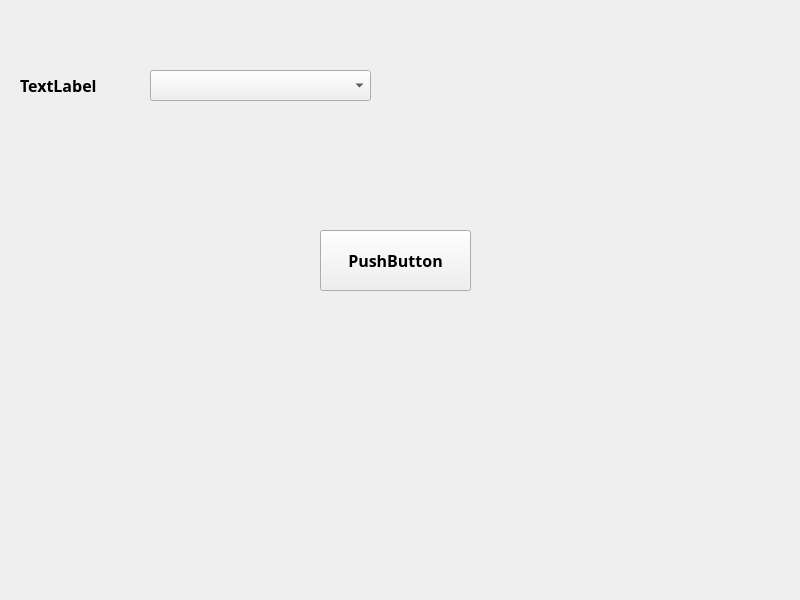
This is src/GUI/ventana.ui in Daniel-Tomas/A-Star-algorithm-and-GUI-in-Python as Qt 5 draws it before an edit. The edited form follows.
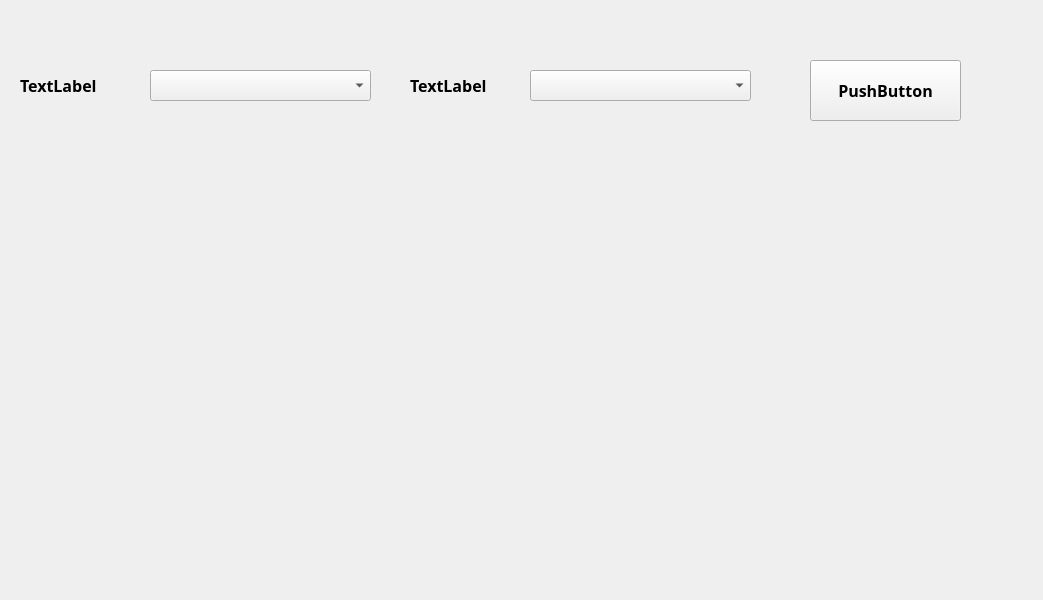
This is the edited form.

Commit message: puesto icono y algun detalle mas

What changed in the file:
```diff
--- a/src/GUI/ventana.ui
+++ b/src/GUI/ventana.ui
@@ -6,7 +6,7 @@
    <rect>
     <x>0</x>
     <y>0</y>
-    <width>800</width>
+    <width>1043</width>
     <height>600</height>
    </rect>
   </property>
@@ -17,8 +17,8 @@
    <widget class="QPushButton" name="pushButton">
     <property name="geometry">
      <rect>
-      <x>320</x>
-      <y>230</y>
+      <x>810</x>
+      <y>60</y>
       <width>151</width>
       <height>61</height>
      </rect>
@@ -66,6 +66,37 @@
      <string>TextLabel</string>
     </property>
    </widget>
+   <widget class="QLabel" name="label_destino">
+    <property name="geometry">
+     <rect>
+      <x>410</x>
+      <y>70</y>
+      <width>101</width>
+      <height>31</height>
+     </rect>
+    </property>
+    <property name="font">
+     <font>
+      <family>IBM Plex Mono</family>
+      <pointsize>12</pointsize>
+      <weight>75</weight>
+      <bold>true</bold>
+     </font>
+    </property>
+    <property name="text">
+     <string>TextLabel</string>
+    </property>
+   </widget>
+   <widget class="QComboBox" name="desplegable_destino">
+    <property name="geometry">
+     <rect>
+      <x>530</x>
+      <y>70</y>
+      <width>221</width>
+      <height>31</height>
+     </rect>
+    </property>
+   </widget>
   </widget>
  </widget>
  <resources/>
```
The commit also changes 2 other files.
